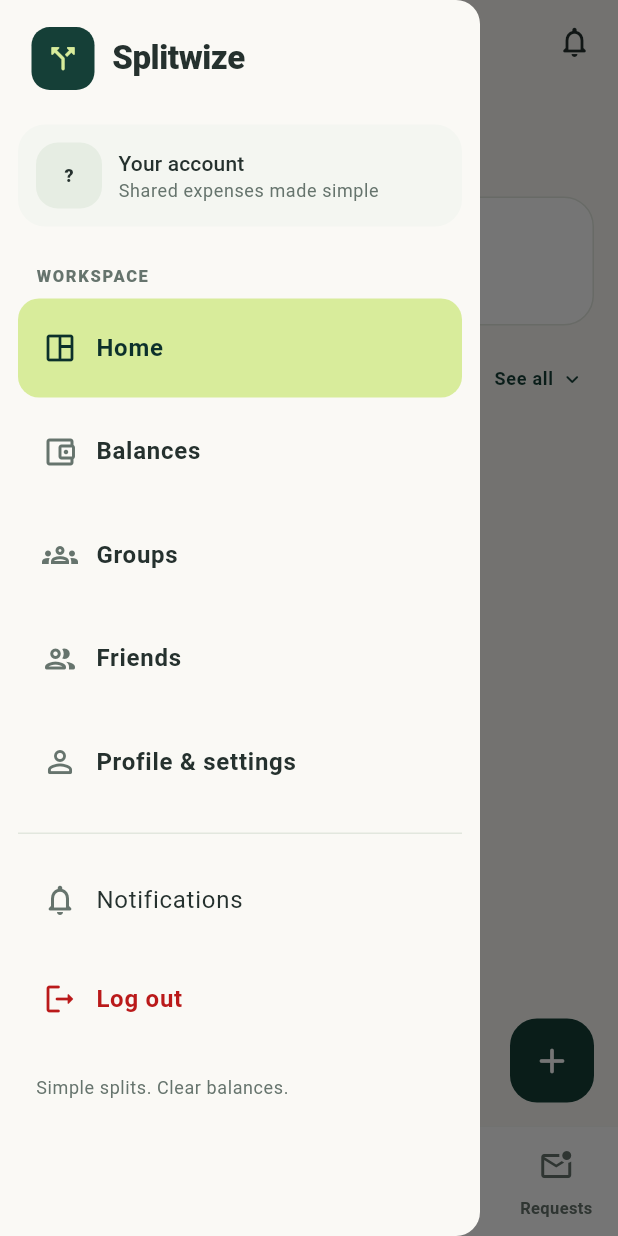
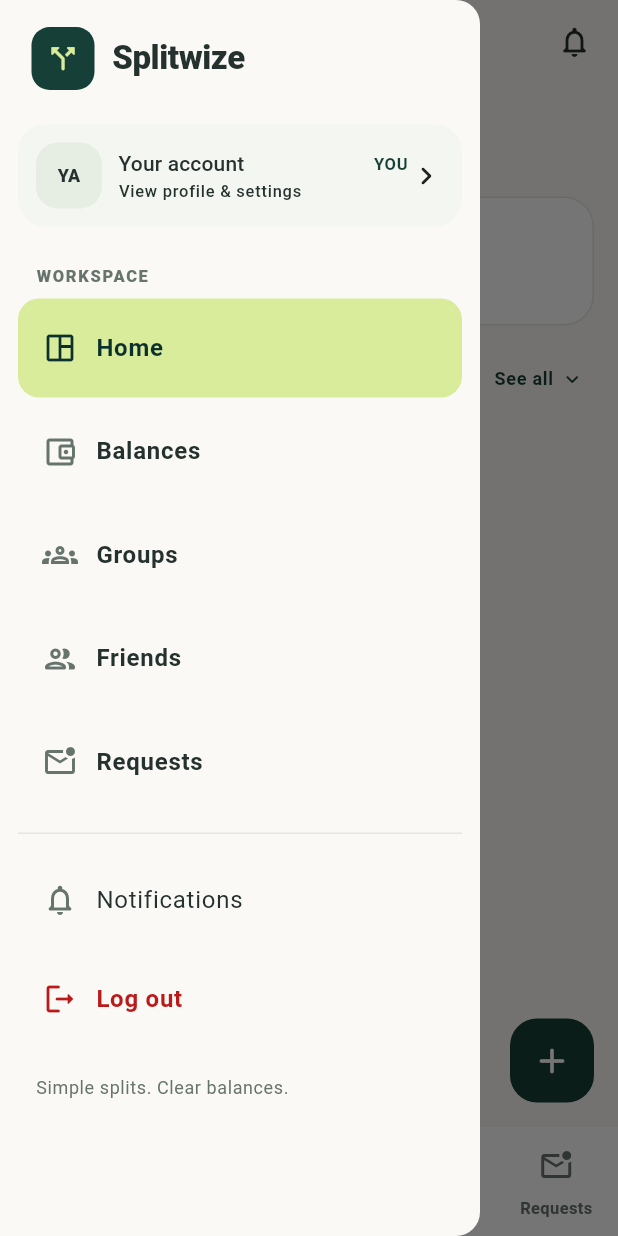
Before and after one commit to Haiderdogar/Splitwize, a Flutter app: the HomeShell screen opened directly, with the side drawer open, on a phone screen of 412 x 824 dp. Run offline on Flutter 3.47's test engine with Material 3 defaults, Android fonts, the phone set to English and light mode, and no system bars; our stand-ins replace cloud_firestore, connectivity_plus, firebase_auth, firebase_core, firebase_crashlytics, firebase_messaging and 10 more; missing offline and left inert: currency_picker, purchases_flutter; accounts and stored records are empty; generated files the repository leaves out were written again.

Commit message:
Open Profile & Settings from tappable account card in drawer

```diff
--- a/lib/widgets/app_drawer.dart
+++ b/lib/widgets/app_drawer.dart
@@ -4,6 +4,8 @@
 import '../providers/core_providers.dart';
 import '../providers/data_providers.dart';
 import '../screens/notifications_screen.dart';
+import '../screens/profile_tab.dart';
+import '../utils/current_user_identity.dart';
 import 'logout_button.dart';
 import 'studio_ui.dart';
 
@@ -29,13 +31,16 @@
     (name: 'Balances', icon: Icons.account_balance_wallet_outlined),
     (name: 'Groups', icon: Icons.groups_outlined),
     (name: 'Friends', icon: Icons.people_outline_rounded),
-    (name: 'Profile & settings', icon: Icons.person_outline_rounded),
+    (name: 'Requests', icon: Icons.mark_email_unread_outlined),
   ];
 
   @override
   Widget build(BuildContext context, WidgetRef ref) {
     final scheme = Theme.of(context).colorScheme;
     final user = ref.watch(currentAppUserProvider).value;
+    final google = ref.watch(authStateChangesProvider).value;
+    final identity = resolveCurrentUserIdentity(
+      cached: user, googleName: google?.displayName, googleEmail: google?.email);
     final selected = ref.watch(tabIndexProvider);
     return Drawer(
       width: MediaQuery.sizeOf(context).width < 370 ? 288 : 320,
@@ -54,28 +59,48 @@
               ]),
             ),
             const SizedBox(height: 23),
-            Container(
-              decoration: BoxDecoration(
+            Material(
               color: scheme.surfaceContainerLow,
               borderRadius: BorderRadius.circular(18),
-              ),
+              child: InkWell(
+                borderRadius: BorderRadius.circular(18),
+                onTap: () {
+                  final navigator = Navigator.of(context);
+                  navigator.pop();
+                  navigator.push(MaterialPageRoute(
+                    builder: (_) => const ProfileTab()));
+                },
+                child: Padding(
                   padding: const EdgeInsets.all(12),
                   child: Row(children: [
-                PersonMark(initials: user?.initials ?? '?', size: 44),
+                    PersonMark(initials: identity.initials, size: 44),
                     const SizedBox(width: 11),
                     Expanded(child: Column(
                       crossAxisAlignment: CrossAxisAlignment.start,
                       children: [
-                    Text(user?.displayName ?? 'Your account',
+                        Row(children: [
+                          Expanded(child: Text(identity.name,
                             maxLines: 1, overflow: TextOverflow.ellipsis,
-                      style: Theme.of(context).textTheme.titleSmall),
-                    Text(user?.email ?? 'Shared expenses made simple',
+                            style: Theme.of(context).textTheme.titleSmall)),
+                          const SizedBox(width: 5),
+                          Text('YOU', style: Theme.of(context)
+                              .textTheme.labelSmall?.copyWith(
+                                fontWeight: FontWeight.bold,
+                                color: scheme.primary)),
+                        ]),
+                        if (identity.email.isNotEmpty)
+                          Text(identity.email,
                             maxLines: 1, overflow: TextOverflow.ellipsis,
                             style: Theme.of(context).textTheme.bodySmall?.copyWith(
                               color: scheme.onSurfaceVariant)),
+                        Text('View profile & settings',
+                            style: Theme.of(context).textTheme.labelSmall),
                       ],
                     )),
+                    const Icon(Icons.chevron_right_rounded),
                   ]),
+                ),
+              ),
             ),
             const SizedBox(height: 25),
             Padding(
```
Lines whose indentation alone changed are shown as unchanged.
